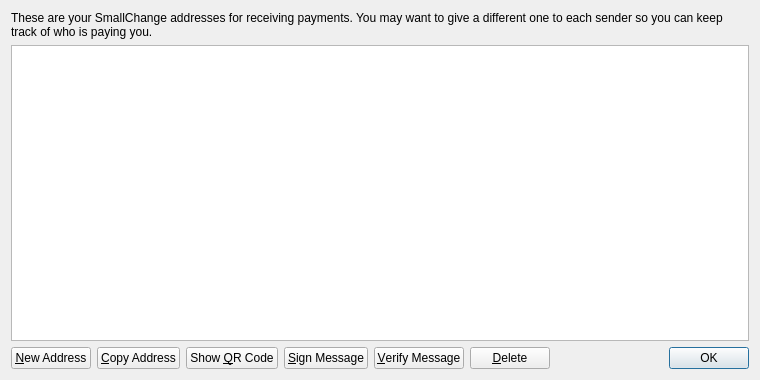
Qt form src/qt/forms/addressbookpage.ui (waque/bubblethecoin) before a commit.
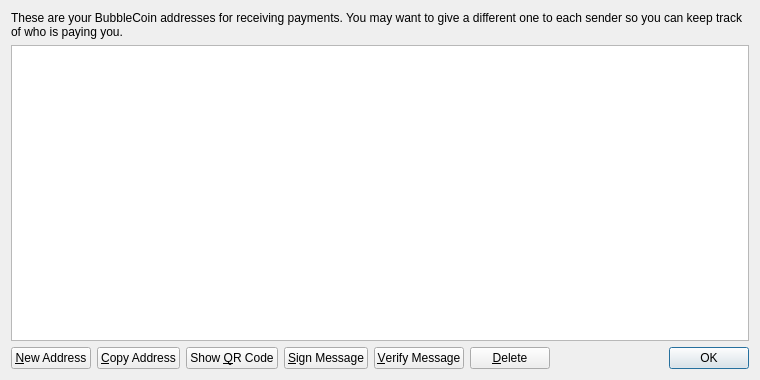
The same form after that commit. Icons and pictures are not drawn.

The edit to the form file:
```diff
--- a/src/qt/forms/addressbookpage.ui
+++ b/src/qt/forms/addressbookpage.ui
@@ -17,7 +17,7 @@
    <item>
     <widget class="QLabel" name="labelExplanation">
      <property name="text">
-      <string>These are your SmallChange addresses for receiving payments. You may want to give a different one to each sender so you can keep track of who is paying you.</string>
+      <string>These are your BubbleCoin addresses for receiving payments. You may want to give a different one to each sender so you can keep track of who is paying you.</string>
      </property>
      <property name="textFormat">
       <enum>Qt::PlainText</enum>
```
